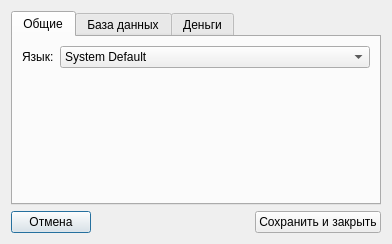
Qt form RepairCenter/settings.ui (Feo-d-oR/YARC) before a commit.
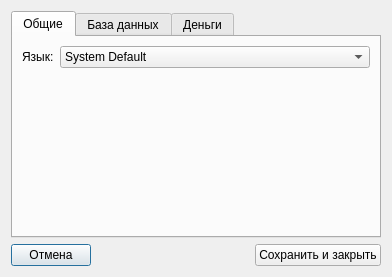
The same form after that commit. The open tabs and pages were chosen to show the change. Icons and pictures are not drawn.

The edit to the form file:
```diff
--- a/RepairCenter/settings.ui
+++ b/RepairCenter/settings.ui
@@ -7,7 +7,7 @@
     <x>0</x>
     <y>0</y>
     <width>392</width>
-    <height>244</height>
+    <height>277</height>
    </rect>
   </property>
   <property name="windowTitle">
```
Left out of the diff: 15 changed lines with no effect on the pictures.
